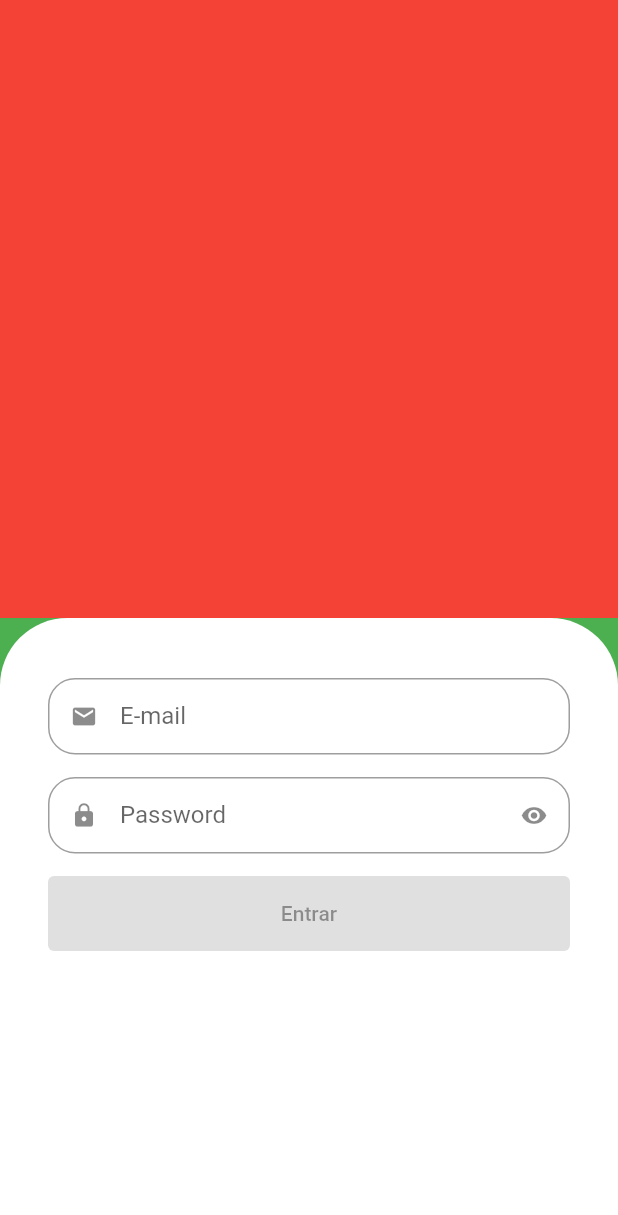
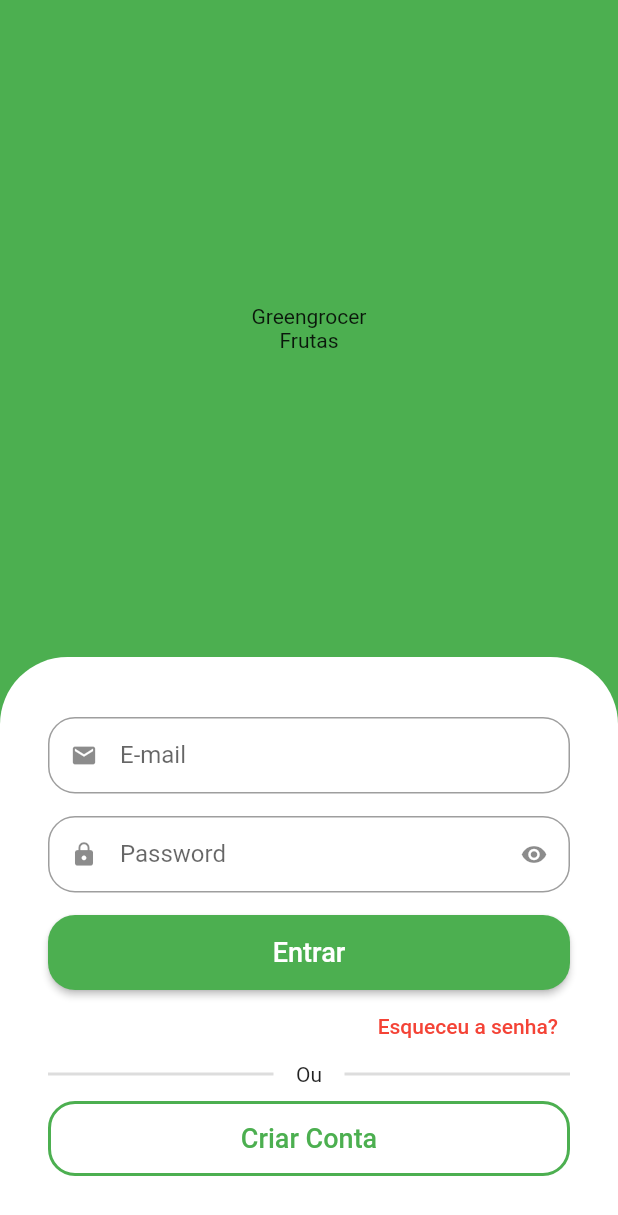
Before and after one commit to isaias99i/GreenGrocer, a Flutter app: the screen it shows after launch, on a phone screen of 412 x 824 dp. Shown: the top 1215 px of the screen. Run offline on Flutter 3.47's test engine with Material 2 defaults, Android fonts, the phone set to English and light mode, and no system bars.

```diff
--- a/lib/src/auth/sign_in_screen.dart
+++ b/lib/src/auth/sign_in_screen.dart
@@ -12,12 +12,17 @@ class SignInScreen extends StatelessWidget {
       body: Column(
         children: [
           Expanded(
-            child: Container(
-              color: Colors.red,
+            child: Column(
+              mainAxisAlignment: MainAxisAlignment.center,
+              children: const [
+              Text('Greengrocer'),
+              Text('Frutas'),
+            ],
             ),
           ),
-          Expanded(
-            child: Container(
+
+          //Formulário
+          Container(
             padding: const EdgeInsets.symmetric(horizontal: 32, vertical: 40),
             decoration: const BoxDecoration(
               color: Colors.white,
@@ -27,37 +32,98 @@ class SignInScreen extends StatelessWidget {
             ),
             child: Column(
               crossAxisAlignment: CrossAxisAlignment.stretch,
-                children: const [
+              children: [
                 //Email
-                  CustomTextField(
+                const CustomTextField(
                   icon: Icons.email,
                   label: 'E-mail',
                 ),
 
                 //Senha
-                  CustomTextField(
+                const CustomTextField(
                   icon: Icons.lock,
                   label: 'Password',
                   isSecret: true,
                 ),
 
+                //Botão de entrar
                 SizedBox(
                   height: 50,
-
                   child: ElevatedButton(
                     style: ElevatedButton.styleFrom(
                         shape: RoundedRectangleBorder(
-                          borderRadius: BorderRadius.circular(18)
-                        )
+                            borderRadius: BorderRadius.circular(18))),
+                    onPressed: () {},
+                    child: const Text(
+                      'Entrar',
+                      style: TextStyle(
+                        fontSize: 18,
                       ),
-                      onPressed: () {
-                        print("ok");
-                      },
-                      child: const Text('Entrar'),
+                    ),
+                  ),
+                ),
+
+                //Esqueceu a senha
+                Align(
+                  alignment: Alignment.centerRight,
+                  child: TextButton(
+                    onPressed: () {},
+                    child: const Text(
+                      'Esqueceu a senha?',
+                      style: TextStyle(
+                        color: Colors.red,
+                      ),
+                    ),
+                  ),
+                ),
+
+                //Divisor
+                Padding(
+                  padding: const EdgeInsets.only(bottom: 10),
+                  child: Row(
+                    children: [
+                      Expanded(
+                        child: Divider(
+                          color: Colors.grey.withAlpha(90),
+                          thickness: 2,
+                        ),
+                      ),
+                      const Padding(
+                        padding: EdgeInsets.symmetric(horizontal: 15),
+                        child: Text('Ou'),
+                      ),
+                      Expanded(
+                        child: Divider(
+                          color: Colors.grey.withAlpha(90),
+                          thickness: 2,
                         ),
                       ),
                     ],
                   ),
+                ),
+
+                //Botão de Novo Usuário
+                SizedBox(
+                  height: 50,
+                  child: OutlinedButton(
+                    style: OutlinedButton.styleFrom(
+                        shape: RoundedRectangleBorder(
+                          borderRadius: BorderRadius.circular(18),
+                        ),
+                        side: BorderSide(
+                          width: 2,
+                          color: Colors.green,
+                        )),
+                    onPressed: () {},
+                    child: const Text(
+                      'Criar Conta',
+                      style: TextStyle(
+                        fontSize: 18,
+                      ),
+                    ),
+                  ),
+                )
+              ],
             ),
           ),
         ],
```
Lines whose indentation alone changed are shown as unchanged.
